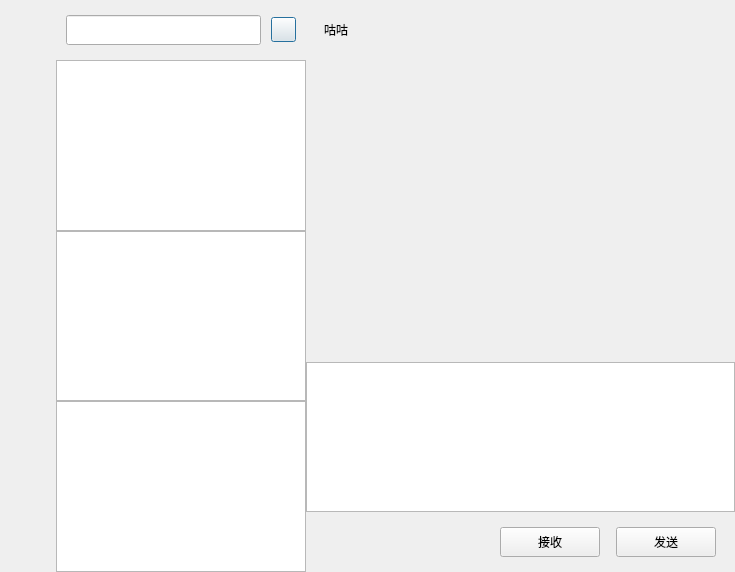
The window that Clients/GuChat/chatdialog.ui (Lenis0/GuChat) describes before a commit, drawn with Qt 5.
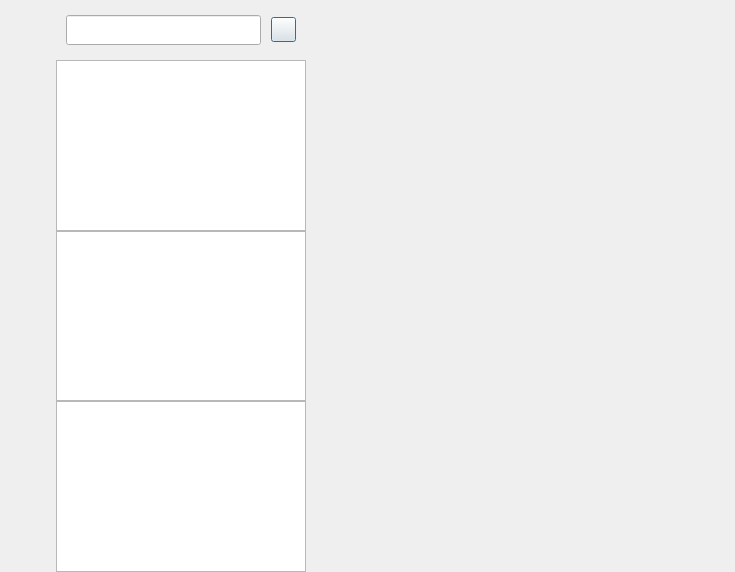
The same window after the commit. Custom widgets are drawn as their Qt base class.

```diff
--- a/Clients/GuChat/chatdialog.ui
+++ b/Clients/GuChat/chatdialog.ui
@@ -262,276 +262,9 @@
     </widget>
    </item>
    <item>
-    <widget class="QWidget" name="chat_data_wid" native="true">
-     <layout class="QVBoxLayout" name="verticalLayout_4">
-      <property name="spacing">
-       <number>0</number>
-      </property>
-      <property name="leftMargin">
-       <number>0</number>
-      </property>
-      <property name="topMargin">
-       <number>0</number>
-      </property>
-      <property name="rightMargin">
-       <number>0</number>
-      </property>
-      <property name="bottomMargin">
-       <number>0</number>
-      </property>
-      <item>
-       <widget class="QWidget" name="title_wid" native="true">
-        <property name="minimumSize">
-         <size>
-          <width>0</width>
-          <height>60</height>
-         </size>
-        </property>
-        <property name="maximumSize">
-         <size>
-          <width>16777215</width>
-          <height>60</height>
-         </size>
-        </property>
-        <layout class="QVBoxLayout" name="verticalLayout_5">
-         <item>
-          <widget class="QWidget" name="widget_2" native="true">
-           <layout class="QHBoxLayout" name="horizontalLayout_3">
-            <item>
-             <widget class="QLabel" name="title_lb">
-              <property name="text">
-               <string>咕咕</string>
-              </property>
-             </widget>
-            </item>
-           </layout>
-          </widget>
-         </item>
-        </layout>
-       </widget>
-      </item>
-      <item>
-       <widget class="QWidget" name="chat_data_list" native="true"/>
-      </item>
-      <item>
-       <widget class="QWidget" name="tool_wid" native="true">
-        <property name="minimumSize">
-         <size>
-          <width>0</width>
-          <height>30</height>
-         </size>
-        </property>
-        <property name="maximumSize">
-         <size>
-          <width>16777215</width>
-          <height>30</height>
-         </size>
-        </property>
-        <layout class="QHBoxLayout" name="horizontalLayout_4">
-         <item>
-          <spacer name="horizontalSpacer_2">
-           <property name="orientation">
-            <enum>Qt::Orientation::Horizontal</enum>
-           </property>
-           <property name="sizeType">
-            <enum>QSizePolicy::Policy::Fixed</enum>
-           </property>
-           <property name="sizeHint" stdset="0">
-            <size>
-             <width>5</width>
-             <height>20</height>
-            </size>
-           </property>
-          </spacer>
-         </item>
-         <item>
-          <widget class="QLabel" name="emo_lb">
-           <property name="minimumSize">
-            <size>
-             <width>25</width>
-             <height>25</height>
-            </size>
-           </property>
-           <property name="maximumSize">
-            <size>
-             <width>25</width>
-             <height>25</height>
-            </size>
-           </property>
-           <property name="text">
-            <string/>
-           </property>
-          </widget>
-         </item>
-         <item>
-          <spacer name="horizontalSpacer_4">
-           <property name="orientation">
-            <enum>Qt::Orientation::Horizontal</enum>
-           </property>
-           <property name="sizeType">
-            <enum>QSizePolicy::Policy::Fixed</enum>
-           </property>
-           <property name="sizeHint" stdset="0">
-            <size>
-             <width>5</width>
-             <height>20</height>
-            </size>
-           </property>
-          </spacer>
-         </item>
-         <item>
-          <widget class="QLabel" name="file_lb">
-           <property name="minimumSize">
-            <size>
-             <width>25</width>
-             <height>25</height>
-            </size>
-           </property>
-           <property name="maximumSize">
-            <size>
-             <width>25</width>
-             <height>25</height>
-            </size>
-           </property>
-           <property name="text">
-            <string/>
-           </property>
-          </widget>
-         </item>
-         <item>
-          <spacer name="horizontalSpacer_3">
-           <property name="orientation">
-            <enum>Qt::Orientation::Horizontal</enum>
-           </property>
-           <property name="sizeHint" stdset="0">
-            <size>
-             <width>40</width>
-             <height>20</height>
-            </size>
-           </property>
-          </spacer>
-         </item>
-        </layout>
-       </widget>
-      </item>
-      <item>
-       <widget class="QTextEdit" name="chat_edit">
-        <property name="minimumSize">
-         <size>
-          <width>0</width>
-          <height>150</height>
-         </size>
-        </property>
-        <property name="maximumSize">
-         <size>
-          <width>16777215</width>
-          <height>150</height>
-         </size>
-        </property>
-       </widget>
-      </item>
-      <item>
-       <widget class="QWidget" name="send_wid" native="true">
-        <property name="minimumSize">
-         <size>
-          <width>0</width>
-          <height>60</height>
-         </size>
-        </property>
-        <property name="maximumSize">
-         <size>
-          <width>16777215</width>
-          <height>60</height>
-         </size>
-        </property>
-        <layout class="QHBoxLayout" name="horizontalLayout_5">
-         <item>
-          <spacer name="horizontalSpacer_5">
-           <property name="orientation">
-            <enum>Qt::Orientation::Horizontal</enum>
-           </property>
-           <property name="sizeHint" stdset="0">
-            <size>
-             <width>40</width>
-             <height>20</height>
-            </size>
-           </property>
-          </spacer>
-         </item>
-         <item>
-          <widget class="QPushButton" name="receive_btn">
-           <property name="minimumSize">
-            <size>
-             <width>100</width>
-             <height>30</height>
-            </size>
-           </property>
-           <property name="maximumSize">
-            <size>
-             <width>100</width>
-             <height>30</height>
-            </size>
-           </property>
-           <property name="text">
-            <string>接收</string>
-           </property>
-          </widget>
-         </item>
-         <item>
-          <spacer name="horizontalSpacer_6">
-           <property name="orientation">
-            <enum>Qt::Orientation::Horizontal</enum>
-           </property>
-           <property name="sizeType">
-            <enum>QSizePolicy::Policy::Fixed</enum>
-           </property>
-           <property name="sizeHint" stdset="0">
-            <size>
-             <width>10</width>
-             <height>20</height>
-            </size>
-           </property>
-          </spacer>
-         </item>
-         <item>
-          <widget class="QPushButton" name="send_btn">
-           <property name="minimumSize">
-            <size>
-             <width>100</width>
-             <height>30</height>
-            </size>
-           </property>
-           <property name="maximumSize">
-            <size>
-             <width>100</width>
-             <height>30</height>
-            </size>
-           </property>
-           <property name="text">
-            <string>发送</string>
-           </property>
-          </widget>
-         </item>
-         <item>
-          <spacer name="horizontalSpacer_7">
-           <property name="orientation">
-            <enum>Qt::Orientation::Horizontal</enum>
-           </property>
-           <property name="sizeType">
-            <enum>QSizePolicy::Policy::Fixed</enum>
-           </property>
-           <property name="sizeHint" stdset="0">
-            <size>
-             <width>10</width>
-             <height>20</height>
-            </size>
-           </property>
-          </spacer>
-         </item>
-        </layout>
-       </widget>
-      </item>
-     </layout>
+    <widget class="QStackedWidget" name="stackedWidget">
+     <widget class="ChatPage" name="chat_page"/>
+     <widget class="QWidget" name="friend_apply_page"/>
     </widget>
    </item>
   </layout>
@@ -552,6 +285,12 @@
    <extends>QListWidget</extends>
    <header>chatuserlist.h</header>
   </customwidget>
+  <customwidget>
+   <class>ChatPage</class>
+   <extends>QWidget</extends>
+   <header>chatpage.h</header>
+   <container>1</container>
+  </customwidget>
  </customwidgets>
  <resources/>
  <connections/>
```
